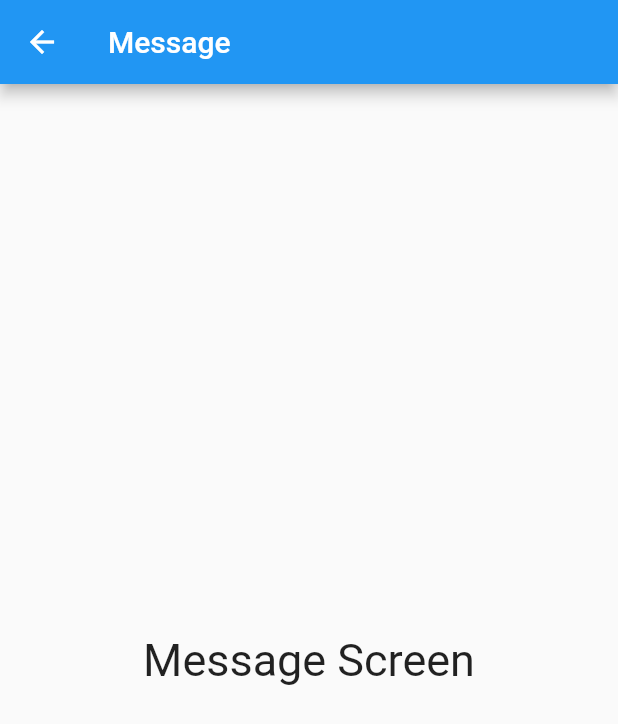
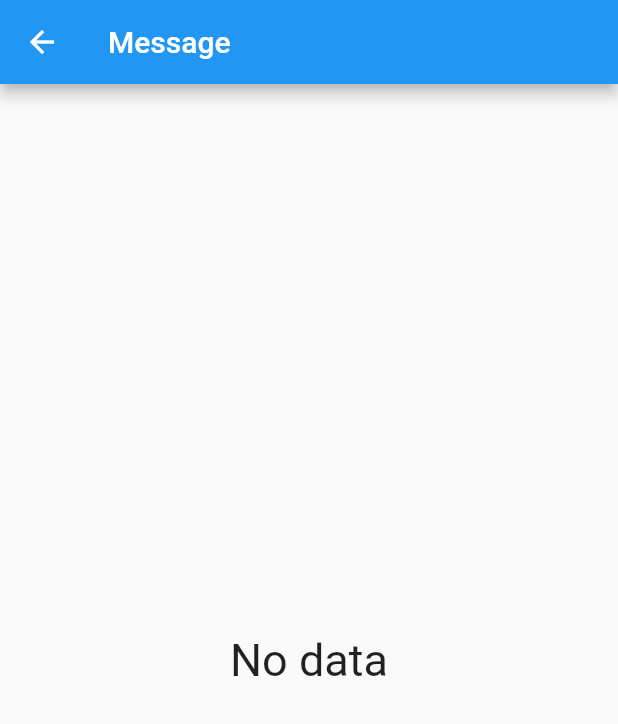
Before and after one commit to Reales09/notificacionesPushFlutter, a Flutter app: the MessageScreen screen opened by its route, on a phone screen of 412 x 824 dp. Shown: the top 724 px of the screen. Run offline on Flutter 3.47's test engine with Material 2 defaults, Android fonts, the phone set to English and light mode, and no system bars.

Commit message:
Se agrega opciónn de ir a otra pantalla con notificaciones push con argumentos

```diff
--- a/lib/main.dart
+++ b/lib/main.dart
@@ -16,6 +16,10 @@ class MyApp extends StatefulWidget {
 }
 
 class _MyAppState extends State<MyApp> {
+  final GlobalKey<NavigatorState> navigatorKey =
+      new GlobalKey<NavigatorState>();
+
+  final GlobalKey<ScaffoldMessengerState> messengerKey = GlobalKey();
   @override
   void initState() {
     super.initState();
@@ -23,7 +27,10 @@ class _MyAppState extends State<MyApp> {
     //Context
     PushNotificationService.messagesStream.listen((message) {
       print('Myapp: $message');
+      navigatorKey.currentState?.pushNamed('message', arguments: message);
       // Navigator.pushNamed(context, 'message');
+      final snackBar = SnackBar(content: Text(message));
+      messengerKey.currentState?.showSnackBar(snackBar);
     });
   }
 
@@ -33,6 +40,8 @@ class _MyAppState extends State<MyApp> {
       debugShowCheckedModeBanner: false,
       title: 'Material App',
       initialRoute: 'home',
+      navigatorKey: navigatorKey, //Navegar
+      scaffoldMessengerKey: messengerKey, // Mostrar snacks
       routes: {
         'home': (_) => const HomeScreen(),
         'message': (_) => const MessageScreen(),
--- a/lib/screen/message_screen.dart
+++ b/lib/screen/message_screen.dart
@@ -5,12 +5,13 @@ class MessageScreen extends StatelessWidget {
 
   @override
   Widget build(BuildContext context) {
+    final args = ModalRoute.of(context)?.settings.arguments ?? 'No data';
     return Scaffold(
       appBar: AppBar(
         title: const Text('Message'),
       ),
       body: Center(
-        child: Text('Message Screen', style: const TextStyle(fontSize: 30)),
+        child: Text('$args', style: const TextStyle(fontSize: 30)),
       ),
     );
   }
```
